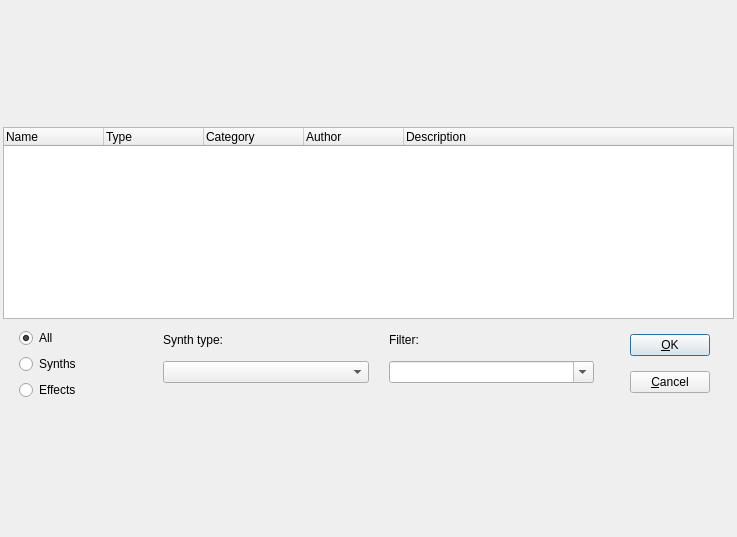
Old version of the form muse3/muse/components/synthdialogbase.ui in the repository emrum/muse.
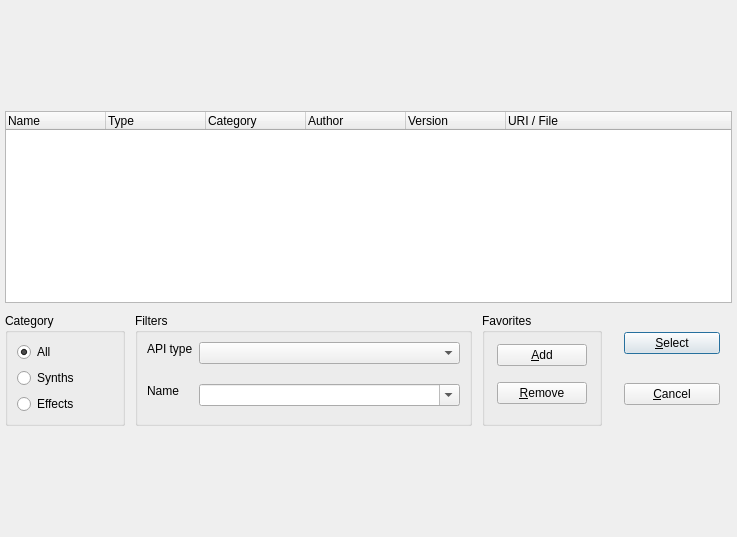
New version of the form.

Commit message: Show favs in synth submenu

Patch:
```diff
--- a/muse3/muse/components/synthdialogbase.ui
+++ b/muse3/muse/components/synthdialogbase.ui
@@ -30,13 +30,22 @@
     <number>3</number>
    </property>
    <item row="0" column="0">
-    <layout class="QGridLayout" name="gridLayout" columnstretch="0,1,1,0" columnminimumwidth="140,0,0,120">
-     <property name="horizontalSpacing">
-      <number>20</number>
+    <layout class="QGridLayout" name="gridLayout" rowstretch="0,1,0" columnstretch="0,1,0,0" columnminimumwidth="120,0,120,120">
+     <property name="leftMargin">
+      <number>2</number>
      </property>
-     <property name="verticalSpacing">
+     <property name="topMargin">
       <number>0</number>
      </property>
+     <property name="rightMargin">
+      <number>2</number>
+     </property>
+     <property name="bottomMargin">
+      <number>10</number>
+     </property>
+     <property name="spacing">
+      <number>10</number>
+     </property>
      <item row="1" column="0" colspan="4">
       <widget class="QTreeWidget" name="pList">
        <property name="sizePolicy">
@@ -73,14 +82,63 @@
        </column>
        <column>
         <property name="text">
-         <string>Description</string>
+         <string>Version</string>
         </property>
        </column>
+       <column>
+        <property name="text">
+         <string>URI / File</string>
+        </property>
+       </column>
+      </widget>
+     </item>
+     <item row="2" column="2">
+      <widget class="QGroupBox" name="groupBox">
+       <property name="title">
+        <string>Favorites</string>
+       </property>
+       <layout class="QVBoxLayout" name="verticalLayout_6">
+        <property name="leftMargin">
+         <number>12</number>
+        </property>
+        <property name="topMargin">
+         <number>1</number>
+        </property>
+        <property name="rightMargin">
+         <number>12</number>
+        </property>
+        <item>
+         <widget class="QPushButton" name="pbAddFav">
+          <property name="text">
+           <string>&amp;Add</string>
+          </property>
+         </widget>
+        </item>
+        <item>
+         <widget class="QPushButton" name="pbRemoveFav">
+          <property name="text">
+           <string>&amp;Remove</string>
+          </property>
+         </widget>
+        </item>
+       </layout>
       </widget>
      </item>
      <item row="2" column="1">
+      <widget class="QGroupBox" name="groupBox_2">
+       <property name="title">
+        <string>Filters</string>
+       </property>
       <layout class="QVBoxLayout" name="verticalLayout_2">
        <item>
+         <layout class="QFormLayout" name="formLayout">
+          <property name="verticalSpacing">
+           <number>20</number>
+          </property>
+          <property name="topMargin">
+           <number>0</number>
+          </property>
+          <item row="1" column="0">
         <widget class="QLabel" name="label_2">
          <property name="maximumSize">
           <size>
@@ -89,37 +147,14 @@
           </size>
          </property>
          <property name="text">
-          <string>Synth type:</string>
+             <string>API type</string>
          </property>
         </widget>
        </item>
-       <item>
+          <item row="1" column="1">
         <widget class="QComboBox" name="pluginType"/>
        </item>
-       <item>
-        <spacer name="verticalSpacer">
-         <property name="orientation">
-          <enum>Qt::Vertical</enum>
-         </property>
-         <property name="sizeType">
-          <enum>QSizePolicy::Minimum</enum>
-         </property>
-         <property name="sizeHint" stdset="0">
-          <size>
-           <width>20</width>
-           <height>10</height>
-          </size>
-         </property>
-        </spacer>
-       </item>
-      </layout>
-     </item>
-     <item row="0" column="0" colspan="4">
-      <widget class="QTabBar" name="tabBar" native="true"/>
-     </item>
-     <item row="2" column="2">
-      <layout class="QVBoxLayout" name="verticalLayout_6">
-       <item>
+          <item row="2" column="0">
         <widget class="QLabel" name="label">
          <property name="maximumSize">
           <size>
@@ -128,11 +163,11 @@
           </size>
          </property>
          <property name="text">
-          <string>Filter:</string>
+             <string>Name</string>
          </property>
         </widget>
        </item>
-       <item>
+          <item row="2" column="1">
         <widget class="QComboBox" name="filterBox">
          <property name="enabled">
           <bool>true</bool>
@@ -142,46 +177,39 @@
          </property>
         </widget>
        </item>
-       <item>
-        <spacer name="verticalSpacer_2">
-         <property name="orientation">
-          <enum>Qt::Vertical</enum>
-         </property>
-         <property name="sizeType">
-          <enum>QSizePolicy::Minimum</enum>
-         </property>
-         <property name="sizeHint" stdset="0">
-          <size>
-           <width>20</width>
-           <height>10</height>
-          </size>
-         </property>
-        </spacer>
-       </item>
-      </layout>
+         </layout>
+        </item>
+       </layout>
+      </widget>
      </item>
      <item row="2" column="3">
       <layout class="QVBoxLayout" name="verticalLayout_5">
        <property name="leftMargin">
-        <number>16</number>
+        <number>12</number>
+       </property>
+       <property name="rightMargin">
+        <number>12</number>
        </property>
        <item>
         <widget class="QPushButton" name="okB">
          <property name="sizePolicy">
-          <sizepolicy hsizetype="Fixed" vsizetype="Fixed">
+          <sizepolicy hsizetype="Minimum" vsizetype="Fixed">
            <horstretch>0</horstretch>
            <verstretch>0</verstretch>
           </sizepolicy>
          </property>
          <property name="text">
-          <string>&amp;OK</string>
+          <string>&amp;Select</string>
+         </property>
+         <property name="default">
+          <bool>true</bool>
          </property>
         </widget>
        </item>
        <item>
         <widget class="QPushButton" name="cancelB">
          <property name="sizePolicy">
-          <sizepolicy hsizetype="Fixed" vsizetype="Fixed">
+          <sizepolicy hsizetype="Minimum" vsizetype="Fixed">
            <horstretch>0</horstretch>
            <verstretch>0</verstretch>
           </sizepolicy>
@@ -193,11 +221,17 @@
        </item>
       </layout>
      </item>
+     <item row="0" column="0" colspan="4">
+      <widget class="QTabBar" name="tabBar" native="true"/>
+     </item>
      <item row="2" column="0">
-      <widget class="QFrame" name="frame">
+      <widget class="QGroupBox" name="groupBox">
+       <property name="title">
+        <string>Category</string>
+       </property>
        <layout class="QVBoxLayout" name="verticalLayout">
         <property name="leftMargin">
-         <number>16</number>
+         <number>9</number>
         </property>
         <item>
          <widget class="QRadioButton" name="rbAll">
```
Lines whose indentation alone changed are shown as unchanged. The commit also changes 4 other files.
